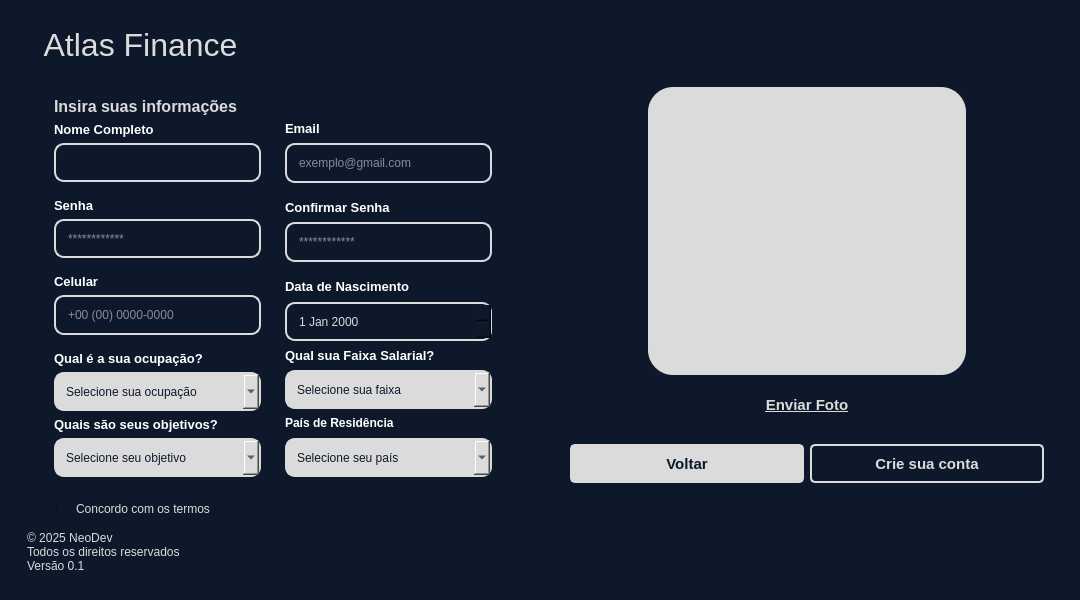
Before: the Qt Designer form ui/signup.ui in kawlu/Atlas-Finance, drawn with Qt 5.
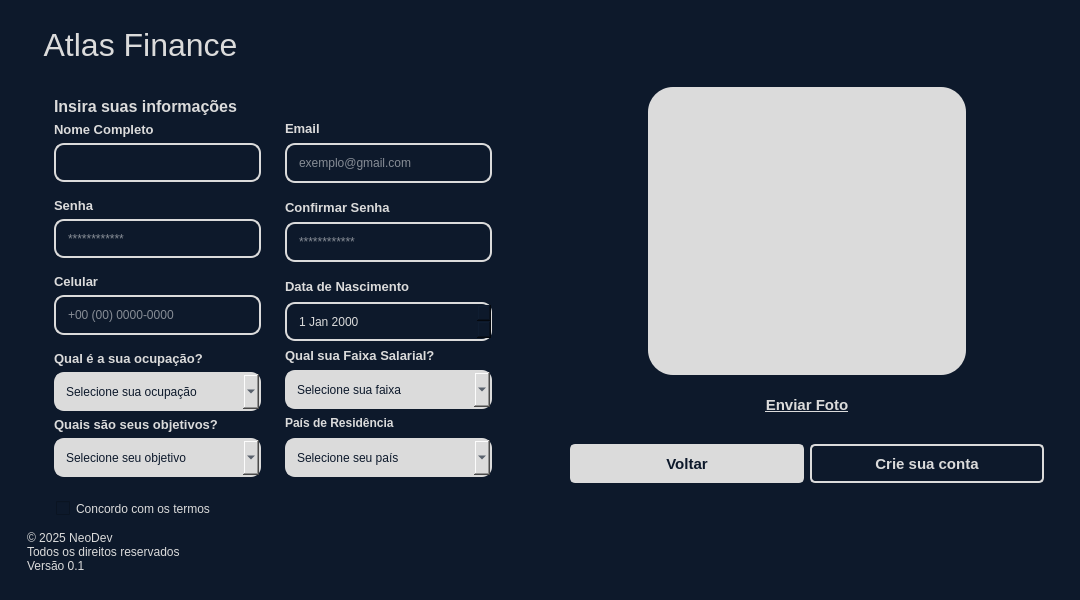
After: the same form once the commit is applied. Icons and pictures are not drawn.

Patch:
```diff
--- a/ui/signup.ui
+++ b/ui/signup.ui
@@ -144,6 +144,9 @@
                    </item>
                    <item>
                     <widget class="QLabel" name="lbl_nome">
+                     <property name="styleSheet">
+                      <string notr="true">color: rgb(219, 219, 219);</string>
+                     </property>
                      <property name="text">
                       <string>&lt;html&gt;&lt;head/&gt;&lt;body&gt;&lt;p&gt;&lt;span style=&quot; font-size:10pt; font-weight:600;&quot;&gt;Nome Completo&lt;/span&gt;&lt;/p&gt;&lt;/body&gt;&lt;/html&gt;</string>
                      </property>
@@ -173,6 +176,9 @@
                    </item>
                    <item>
                     <widget class="QLabel" name="lbl_senha">
+                     <property name="styleSheet">
+                      <string notr="true">color: rgb(219, 219, 219);</string>
+                     </property>
                      <property name="frameShape">
                       <enum>QFrame::NoFrame</enum>
                      </property>
@@ -208,6 +214,9 @@
                    </item>
                    <item>
                     <widget class="QLabel" name="lbl_celular">
+                     <property name="styleSheet">
+                      <string notr="true">color: rgb(219, 219, 219);</string>
+                     </property>
                      <property name="text">
                       <string>&lt;html&gt;&lt;head/&gt;&lt;body&gt;&lt;p&gt;&lt;span style=&quot; font-size:10pt; font-weight:600;&quot;&gt;Celular&lt;/span&gt;&lt;/p&gt;&lt;/body&gt;&lt;/html&gt;</string>
                      </property>
@@ -246,6 +255,9 @@
                        <verstretch>0</verstretch>
                       </sizepolicy>
                      </property>
+                     <property name="styleSheet">
+                      <string notr="true">color: rgb(219, 219, 219);</string>
+                     </property>
                      <property name="text">
                       <string>&lt;html&gt;&lt;head/&gt;&lt;body&gt;&lt;p&gt;&lt;span style=&quot; font-size:10pt; font-weight:600;&quot;&gt;Qual é a sua ocupação? &lt;/span&gt;&lt;/p&gt;&lt;/body&gt;&lt;/html&gt;</string>
                      </property>
@@ -280,6 +292,9 @@
                        <verstretch>0</verstretch>
                       </sizepolicy>
                      </property>
+                     <property name="styleSheet">
+                      <string notr="true">color: rgb(219, 219, 219);</string>
+                     </property>
                      <property name="text">
                       <string>&lt;html&gt;&lt;head/&gt;&lt;body&gt;&lt;p&gt;&lt;span style=&quot; font-size:10pt; font-weight:600;&quot;&gt;Quais são seus objetivos?&lt;/span&gt;&lt;/p&gt;&lt;/body&gt;&lt;/html&gt;</string>
                      </property>
@@ -343,7 +358,8 @@
                    <item>
                     <widget class="QLabel" name="lbl_email">
                      <property name="styleSheet">
-                      <string notr="true">font-size: 15px</string>
+                      <string notr="true">font-size: 15px;
+color: rgb(219, 219, 219);</string>
                      </property>
                      <property name="text">
                       <string>&lt;html&gt;&lt;head/&gt;&lt;body&gt;&lt;p&gt;&lt;span style=&quot; font-size:10pt; font-weight:600;&quot;&gt;Email&lt;/span&gt;&lt;/p&gt;&lt;/body&gt;&lt;/html&gt;</string>
@@ -379,6 +395,9 @@
                    </item>
                    <item>
                     <widget class="QLabel" name="lbl_confirmar_senha">
+                     <property name="styleSheet">
+                      <string notr="true">color: rgb(219, 219, 219);</string>
+                     </property>
                      <property name="text">
                       <string>&lt;html&gt;&lt;head/&gt;&lt;body&gt;&lt;p&gt;&lt;span style=&quot; font-size:10pt; font-weight:600;&quot;&gt;Confirmar Senha&lt;/span&gt;&lt;/p&gt;&lt;/body&gt;&lt;/html&gt;</string>
                      </property>
@@ -405,6 +424,9 @@
                    </item>
                    <item>
                     <widget class="QLabel" name="lbl_nascimento">
+                     <property name="styleSheet">
+                      <string notr="true">color: rgb(219, 219, 219);</string>
+                     </property>
                      <property name="text">
                       <string>&lt;html&gt;&lt;head/&gt;&lt;body&gt;&lt;p&gt;&lt;span style=&quot; font-size:10pt; font-weight:600;&quot;&gt;Data de Nascimento&lt;/span&gt;&lt;/p&gt;&lt;/body&gt;&lt;/html&gt;</string>
                      </property>
@@ -432,6 +454,9 @@
                    </item>
                    <item>
                     <widget class="QLabel" name="lbl_salario">
+                     <property name="styleSheet">
+                      <string notr="true">color: rgb(219, 219, 219);</string>
+                     </property>
                      <property name="text">
                       <string>&lt;html&gt;&lt;head/&gt;&lt;body&gt;&lt;p&gt;&lt;span style=&quot; font-size:10pt; font-weight:600;&quot;&gt;Qual sua Faixa Salarial?&lt;/span&gt;&lt;/p&gt;&lt;/body&gt;&lt;/html&gt;</string>
                      </property>
@@ -480,6 +505,9 @@
                    </item>
                    <item>
                     <widget class="QLabel" name="lbl_pais">
+                     <property name="styleSheet">
+                      <string notr="true">color: rgb(219, 219, 219);</string>
+                     </property>
                      <property name="text">
                       <string>&lt;html&gt;&lt;head/&gt;&lt;body&gt;&lt;p&gt;&lt;span style=&quot; font-size:9pt; font-weight:600;&quot;&gt;País de Residência&lt;/span&gt;&lt;/p&gt;&lt;/body&gt;&lt;/html&gt;</string>
                      </property>
```
Left out of the diff: 292 changed lines with no effect on the pictures.
